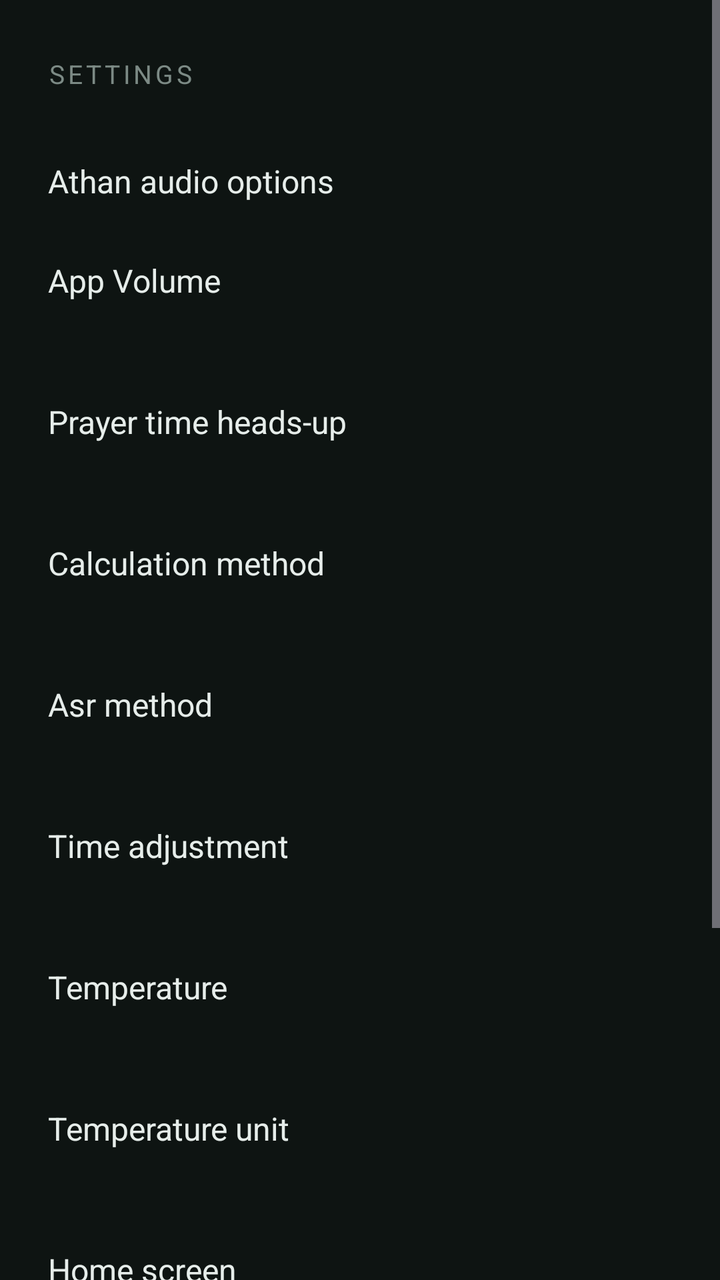
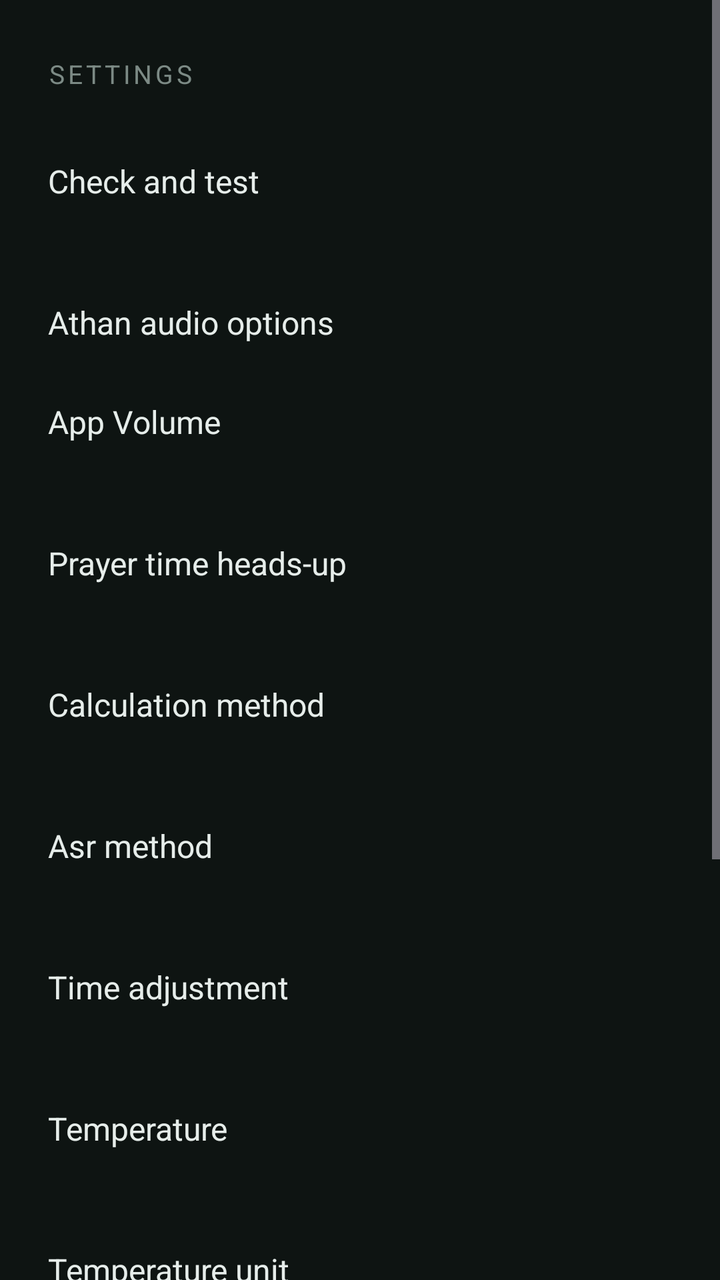

An Android layout rendered at two revisions. The XML below is the earlier revision; the diff shows what the commit changed to produce the second picture.
<!-- AndroidManifest.xml: application theme Theme.Athan -->
<!-- res/layout/activity_settings.xml -->
<?xml version="1.0" encoding="utf-8"?>
<ScrollView xmlns:android="http://schemas.android.com/apk/res/android"
    android:id="@+id/root"
    android:layout_width="match_parent"
    android:layout_height="match_parent"
    android:background="@color/bg"
    android:fillViewport="true">

    <LinearLayout
        android:layout_width="match_parent"
        android:layout_height="wrap_content"
        android:orientation="vertical"
        android:paddingStart="24dp"
        android:paddingTop="28dp"
        android:paddingEnd="24dp"
        android:paddingBottom="32dp">

        <TextView
            android:layout_width="wrap_content"
            android:layout_height="wrap_content"
            android:letterSpacing="0.12"
            android:text="@string/settings"
            android:textAllCaps="true"
            android:textColor="@color/text_dim"
            android:textSize="13sp" />

        <LinearLayout
            android:id="@+id/audioOptionsRow"
            android:layout_width="match_parent"
            android:layout_height="wrap_content"
            android:layout_marginTop="20dp"
            android:background="?attr/selectableItemBackground"
            android:orientation="vertical"
            android:paddingTop="14dp"
            android:paddingBottom="14dp">

            <TextView
                android:layout_width="match_parent"
                android:layout_height="wrap_content"
                android:text="@string/athan_audio_options"
                android:textColor="@color/text"
                android:textSize="16sp" />

        </LinearLayout>

        <LinearLayout
            android:id="@+id/appVolumeRow"
            android:layout_width="match_parent"
            android:layout_height="wrap_content"
            android:background="?attr/selectableItemBackground"
            android:orientation="vertical"
            android:paddingTop="14dp"
            android:paddingBottom="14dp">

            <TextView
                android:layout_width="match_parent"
                android:layout_height="wrap_content"
                android:text="@string/app_volume"
                android:textColor="@color/text"
                android:textSize="16sp" />

            <TextView
                android:id="@+id/appVolumeName"
                android:layout_width="match_parent"
                android:layout_height="wrap_content"
                android:layout_marginTop="2dp"
                android:textColor="@color/accent"
                android:textSize="14sp" />
        </LinearLayout>

        <LinearLayout
            android:id="@+id/reminderRow"
            android:layout_width="match_parent"
            android:layout_height="wrap_content"
            android:background="?attr/selectableItemBackground"
            android:orientation="vertical"
            android:paddingTop="14dp"
            android:paddingBottom="14dp">

            <TextView
                android:layout_width="match_parent"
                android:layout_height="wrap_content"
                android:text="@string/reminder_title_short"
                android:textColor="@color/text"
                android:textSize="16sp" />

            <TextView
                android:id="@+id/reminderName"
                android:layout_width="match_parent"
                android:layout_height="wrap_content"
                android:layout_marginTop="2dp"
                android:textColor="@color/accent"
                android:textSize="14sp" />
        </LinearLayout>

        <LinearLayout
            android:id="@+id/methodRow"
            android:layout_width="match_parent"
            android:layout_height="wrap_content"
            android:background="?attr/selectableItemBackground"
            android:orientation="vertical"
            android:paddingTop="14dp"
            android:paddingBottom="14dp">

            <TextView
                android:layout_width="match_parent"
                android:layout_height="wrap_content"
                android:text="@string/calculation_method"
                android:textColor="@color/text"
                android:textSize="16sp" />

            <TextView
                android:id="@+id/methodName"
                android:layout_width="match_parent"
                android:layout_height="wrap_content"
                android:layout_marginTop="2dp"
                android:textColor="@color/accent"
                android:textSize="14sp" />
        </LinearLayout>

        <LinearLayout
            android:id="@+id/madhabRow"
            android:layout_width="match_parent"
            android:layout_height="wrap_content"
            android:background="?attr/selectableItemBackground"
            android:orientation="vertical"
            android:paddingTop="14dp"
            android:paddingBottom="14dp">

            <TextView
                android:layout_width="match_parent"
                android:layout_height="wrap_content"
                android:text="@string/juristic_method"
                android:textColor="@color/text"
                android:textSize="16sp" />

            <TextView
                android:id="@+id/madhabName"
                android:layout_width="match_parent"
                android:layout_height="wrap_content"
                android:layout_marginTop="2dp"
                android:textColor="@color/accent"
                android:textSize="14sp" />
        </LinearLayout>

        <LinearLayout
            android:id="@+id/adjustRow"
            android:layout_width="match_parent"
            android:layout_height="wrap_content"
            android:background="?attr/selectableItemBackground"
            android:orientation="vertical"
            android:paddingTop="14dp"
            android:paddingBottom="14dp">

            <TextView
                android:layout_width="match_parent"
                android:layout_height="wrap_content"
                android:text="@string/time_adjustment"
                android:textColor="@color/text"
                android:textSize="16sp" />

            <TextView
                android:id="@+id/adjustName"
                android:layout_width="match_parent"
                android:layout_height="wrap_content"
                android:layout_marginTop="2dp"
                android:textColor="@color/accent"
                android:textSize="14sp" />
        </LinearLayout>


        <LinearLayout
            android:id="@+id/temperatureRow"
            android:layout_width="match_parent"
            android:layout_height="wrap_content"
            android:background="?attr/selectableItemBackground"
            android:orientation="vertical"
            android:paddingTop="14dp"
            android:paddingBottom="14dp">

            <TextView
                android:layout_width="match_parent"
                android:layout_height="wrap_content"
                android:text="@string/temperature"
                android:textColor="@color/text"
                android:textSize="16sp" />

            <TextView
                android:id="@+id/temperatureName"
                android:layout_width="match_parent"
                android:layout_height="wrap_content"
                android:layout_marginTop="2dp"
                android:textColor="@color/accent"
                android:textSize="14sp" />
        </LinearLayout>

        
        <LinearLayout
            android:id="@+id/temperatureUnitRow"
            android:layout_width="match_parent"
            android:layout_height="wrap_content"
            android:background="?attr/selectableItemBackground"
            android:orientation="vertical"
            android:paddingTop="14dp"
            android:paddingBottom="14dp">

            <TextView
                android:layout_width="match_parent"
                android:layout_height="wrap_content"
                android:text="@string/temperature_unit"
                android:textColor="@color/text"
                android:textSize="16sp" />

            <TextView
                android:id="@+id/temperatureUnitName"
                android:layout_width="match_parent"
                android:layout_height="wrap_content"
                android:layout_marginTop="2dp"
                android:textColor="@color/accent"
                android:textSize="14sp" />
        </LinearLayout>

        <LinearLayout
            android:id="@+id/homeLayoutRow"
            android:layout_width="match_parent"
            android:layout_height="wrap_content"
            android:background="?attr/selectableItemBackground"
            android:orientation="vertical"
            android:paddingTop="14dp"
            android:paddingBottom="14dp">

            <TextView
                android:layout_width="match_parent"
                android:layout_height="wrap_content"
                android:text="@string/home_layout"
                android:textColor="@color/text"
                android:textSize="16sp" />

            <TextView
                android:id="@+id/homeLayoutName"
                android:layout_width="match_parent"
                android:layout_height="wrap_content"
                android:layout_marginTop="2dp"
                android:textColor="@color/accent"
                android:textSize="14sp" />
        </LinearLayout>

        <LinearLayout
            android:id="@+id/ramadanRow"
            android:layout_width="match_parent"
            android:layout_height="wrap_content"
            android:background="?attr/selectableItemBackground"
            android:orientation="vertical"
            android:paddingTop="14dp"
            android:paddingBottom="14dp">

            <TextView
                android:layout_width="match_parent"
                android:layout_height="wrap_content"
                android:text="@string/ramadan"
                android:textColor="@color/text"
                android:textSize="16sp" />

            <TextView
                android:id="@+id/ramadanName"
                android:layout_width="match_parent"
                android:layout_height="wrap_content"
                android:layout_marginTop="2dp"
                android:textColor="@color/accent"
                android:textSize="14sp" />
        </LinearLayout>

        <LinearLayout
            android:id="@+id/creditsRow"
            android:layout_width="match_parent"
            android:layout_height="wrap_content"
            android:background="?attr/selectableItemBackground"
            android:orientation="vertical"
            android:paddingTop="14dp"
            android:paddingBottom="14dp">

            <TextView
                android:layout_width="match_parent"
                android:layout_height="wrap_content"
                android:text="@string/credits_row"
                android:textColor="@color/text"
                android:textSize="16sp" />
        </LinearLayout>

        <LinearLayout
            android:id="@+id/aboutRow"
            android:layout_width="match_parent"
            android:layout_height="wrap_content"
            android:background="?attr/selectableItemBackground"
            android:orientation="vertical"
            android:paddingTop="14dp"
            android:paddingBottom="14dp">

            <TextView
                android:layout_width="match_parent"
                android:layout_height="wrap_content"
                android:text="@string/about"
                android:textColor="@color/text"
                android:textSize="16sp" />
        </LinearLayout>

    </LinearLayout>
</ScrollView>
<!-- resources referenced by this layout -->
<resources>
  <color name="accent">#4FC79A</color>
  <color name="bg">#0E1412</color>
  <color name="text">#E6EDEA</color>
  <color name="text_dim">#7C8A85</color>
  <string name="about">About</string>
  <string name="app_volume">App Volume</string>
  <string name="athan_audio_options">Athan audio options</string>
  <string name="calculation_method">Calculation method</string>
  <string name="credits_row">Resources &amp; credits</string>
  <string name="home_layout">Home screen</string>
  <string name="juristic_method">Asr method</string>
  <string name="ramadan">Ramadan calendar</string>
  <string name="reminder_title_short">Prayer time heads-up</string>
  <string name="settings">Settings</string>
  <string name="temperature">Temperature</string>
  <string name="temperature_unit">Temperature unit</string>
  <string name="time_adjustment">Time adjustment</string>
  <style name="Theme.Athan" parent="Theme.Material3.Dark.NoActionBar">
          <item name="android:statusBarColor">@android:color/transparent</item>
          <item name="android:navigationBarColor">@android:color/transparent</item>
          <item name="android:windowBackground">@color/bg</item>
          <item name="colorPrimary">@color/accent</item>
          <item name="colorOnPrimary">#08110D</item>
          <item name="colorSecondaryContainer">#1E3A2F</item>
          <item name="colorOnSecondaryContainer">@color/accent</item>
      </style>
</resources>

<!-- the commit's change to res/layout/activity_settings.xml (unified diff, before → after) -->
@@ -24,11 +24,37 @@
             android:textColor="@color/text_dim"
             android:textSize="13sp" />
 
+        
+        <LinearLayout
+            android:id="@+id/readinessRow"
+            android:layout_width="match_parent"
+            android:layout_height="wrap_content"
+            android:layout_marginTop="20dp"
+            android:background="?attr/selectableItemBackground"
+            android:orientation="vertical"
+            android:paddingTop="14dp"
+            android:paddingBottom="14dp">
+
+            <TextView
+                android:layout_width="match_parent"
+                android:layout_height="wrap_content"
+                android:text="@string/readiness"
+                android:textColor="@color/text"
+                android:textSize="16sp" />
+
+            <TextView
+                android:id="@+id/readinessName"
+                android:layout_width="match_parent"
+                android:layout_height="wrap_content"
+                android:layout_marginTop="2dp"
+                android:textColor="@color/accent"
+                android:textSize="14sp" />
+        </LinearLayout>
+
         <LinearLayout
             android:id="@+id/audioOptionsRow"
             android:layout_width="match_parent"
             android:layout_height="wrap_content"
-            android:layout_marginTop="20dp"
             android:background="?attr/selectableItemBackground"
             android:orientation="vertical"
             android:paddingTop="14dp"
<!-- resource entries referenced after the edit -->
@@ -12,6 +12,7 @@
   <string name="home_layout">Home screen</string>
   <string name="juristic_method">Asr method</string>
   <string name="ramadan">Ramadan calendar</string>
+  <string name="readiness">Check and test</string>
   <string name="reminder_title_short">Prayer time heads-up</string>
   <string name="settings">Settings</string>
   <string name="temperature">Temperature</string>
